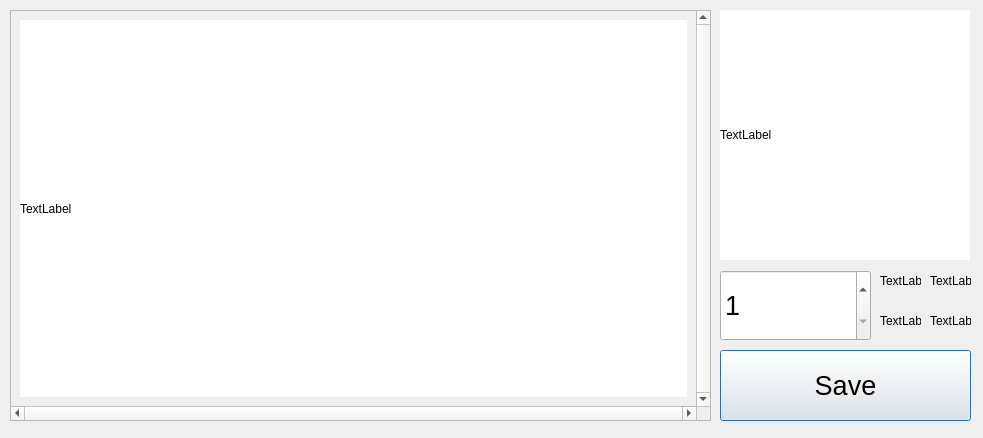
Chia-ChunHsu/NewCapture, file dialog.ui: the form before one commit.
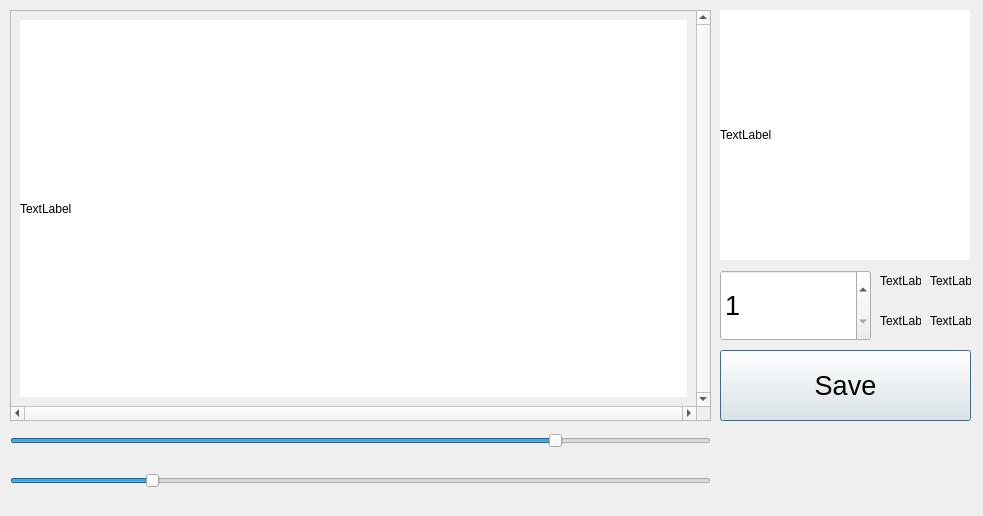
The form after the commit.

```diff
--- a/dialog.ui
+++ b/dialog.ui
@@ -7,7 +7,7 @@
     <x>0</x>
     <y>0</y>
     <width>983</width>
-    <height>438</height>
+    <height>516</height>
    </rect>
   </property>
   <property name="windowTitle">
@@ -170,6 +170,44 @@
     <string>TextLabel</string>
    </property>
   </widget>
+  <widget class="QSlider" name="UpperSlider">
+   <property name="geometry">
+    <rect>
+     <x>10</x>
+     <y>430</y>
+     <width>701</width>
+     <height>22</height>
+    </rect>
+   </property>
+   <property name="maximum">
+    <number>255</number>
+   </property>
+   <property name="value">
+    <number>200</number>
+   </property>
+   <property name="orientation">
+    <enum>Qt::Horizontal</enum>
+   </property>
+  </widget>
+  <widget class="QSlider" name="LowerSlider">
+   <property name="geometry">
+    <rect>
+     <x>10</x>
+     <y>470</y>
+     <width>701</width>
+     <height>22</height>
+    </rect>
+   </property>
+   <property name="maximum">
+    <number>255</number>
+   </property>
+   <property name="value">
+    <number>50</number>
+   </property>
+   <property name="orientation">
+    <enum>Qt::Horizontal</enum>
+   </property>
+  </widget>
  </widget>
  <resources/>
  <connections/>
```
